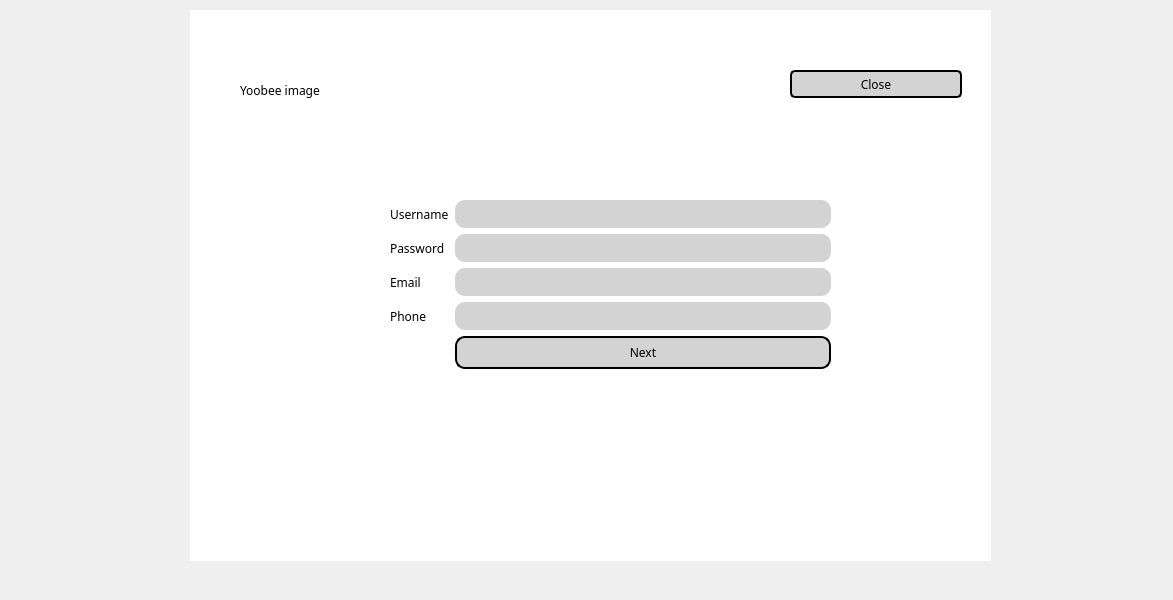
Qt form NewWindowChur/signupscreen.ui (jandrealyn/LibraryQtSystem) before a commit.
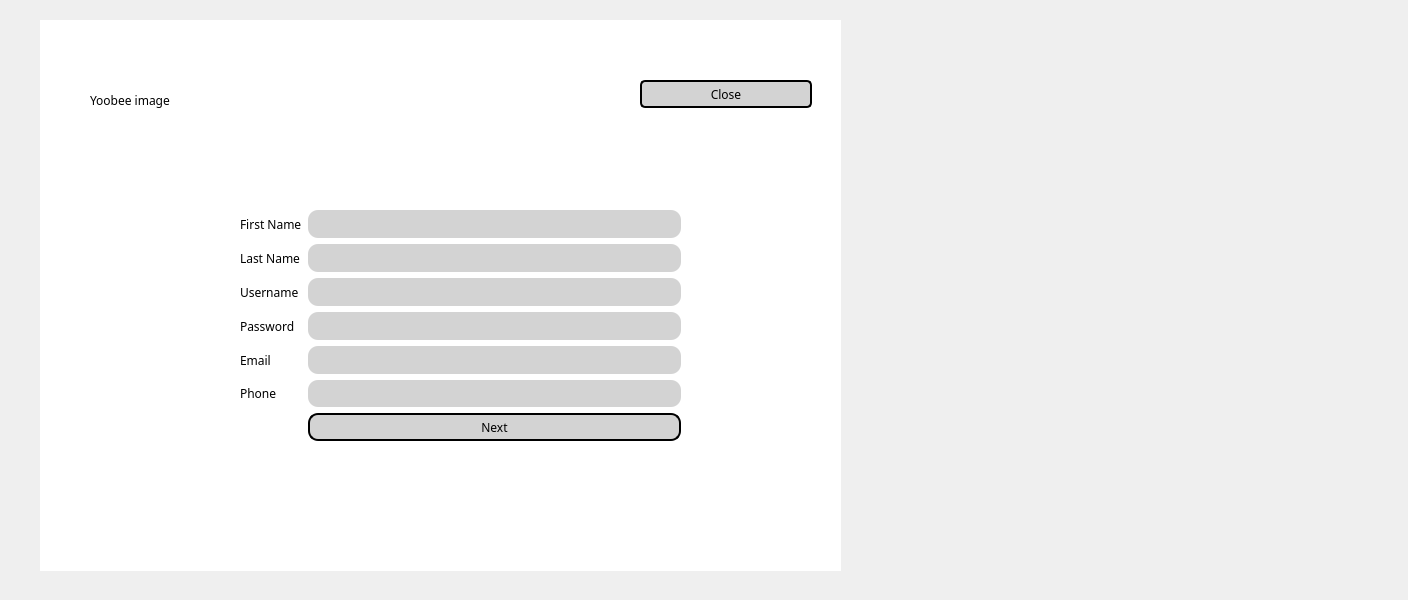
The same form after that commit.

What changed in the file:
```diff
--- a/NewWindowChur/signupscreen.ui
+++ b/NewWindowChur/signupscreen.ui
@@ -6,7 +6,7 @@
    <rect>
     <x>0</x>
     <y>0</y>
-    <width>1173</width>
+    <width>1408</width>
     <height>600</height>
    </rect>
   </property>
@@ -16,8 +16,8 @@
   <widget class="QFrame" name="gridFrame_2">
    <property name="geometry">
     <rect>
-     <x>190</x>
-     <y>10</y>
+     <x>40</x>
+     <y>20</y>
      <width>801</width>
      <height>551</height>
     </rect>
@@ -96,53 +96,73 @@
       <x>200</x>
       <y>190</y>
       <width>441</width>
-      <height>281</height>
+      <height>231</height>
      </rect>
     </property>
     <layout class="QGridLayout" name="gridLayout">
      <item row="0" column="1">
       <layout class="QFormLayout" name="formLayout_2">
        <item row="0" column="0">
+        <widget class="QLabel" name="label_5">
+         <property name="text">
+          <string>First Name</string>
+         </property>
+        </widget>
+       </item>
+       <item row="0" column="1">
+        <widget class="QLineEdit" name="firstname"/>
+       </item>
+       <item row="1" column="0">
+        <widget class="QLabel" name="label_6">
+         <property name="text">
+          <string>Last Name</string>
+         </property>
+        </widget>
+       </item>
+       <item row="1" column="1">
+        <widget class="QLineEdit" name="lastname"/>
+       </item>
+       <item row="2" column="0">
         <widget class="QLabel" name="label">
          <property name="text">
           <string>Username</string>
          </property>
         </widget>
        </item>
-       <item row="0" column="1">
+       <item row="2" column="1">
         <widget class="QLineEdit" name="Username"/>
        </item>
-       <item row="1" column="0">
+       <item row="3" column="0">
         <widget class="QLabel" name="label_2">
          <property name="text">
           <string>Password</string>
          </property>
         </widget>
        </item>
-       <item row="1" column="1">
+       <item row="3" column="1">
         <widget class="QLineEdit" name="Password"/>
        </item>
-       <item row="2" column="0">
+       <item row="4" column="0">
         <widget class="QLabel" name="label_3">
          <property name="text">
           <string>Email</string>
          </property>
         </widget>
        </item>
-       <item row="2" column="1">
+       <item row="4" column="1">
         <widget class="QLineEdit" name="email"/>
        </item>
-       <item row="3" column="0">
+       <item row="5" column="0">
         <widget class="QLabel" name="label_4">
          <property name="text">
           <string>Phone</string>
          </property>
         </widget>
        </item>
-       <item row="3" column="1">
+       <item row="5" column="1">
         <widget class="QLineEdit" name="phone"/>
        </item>
-       <item row="4" column="1">
+       <item row="6" column="1">
         <widget class="QPushButton" name="Next">
          <property name="styleSheet">
           <string notr="true">*{
```
